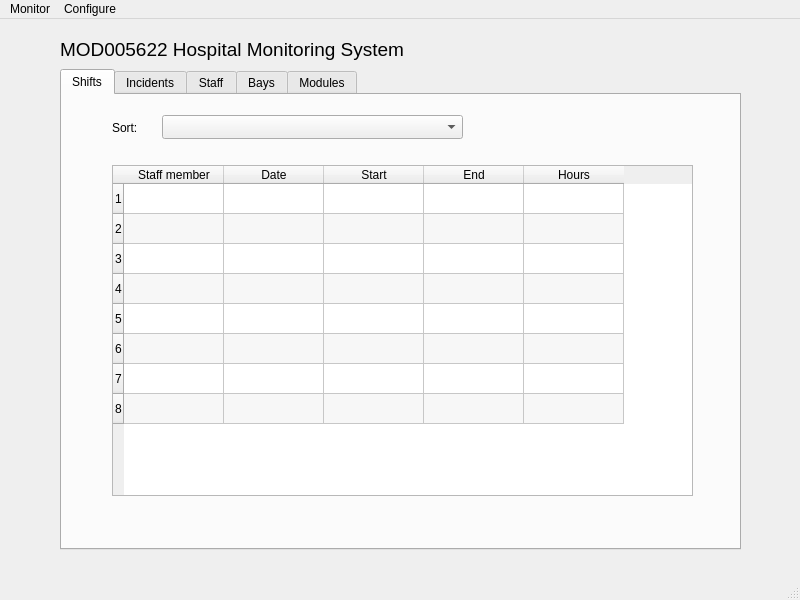
Qt form src/files/mainwindow.ui (ZaxterB/Hospital) before a commit.
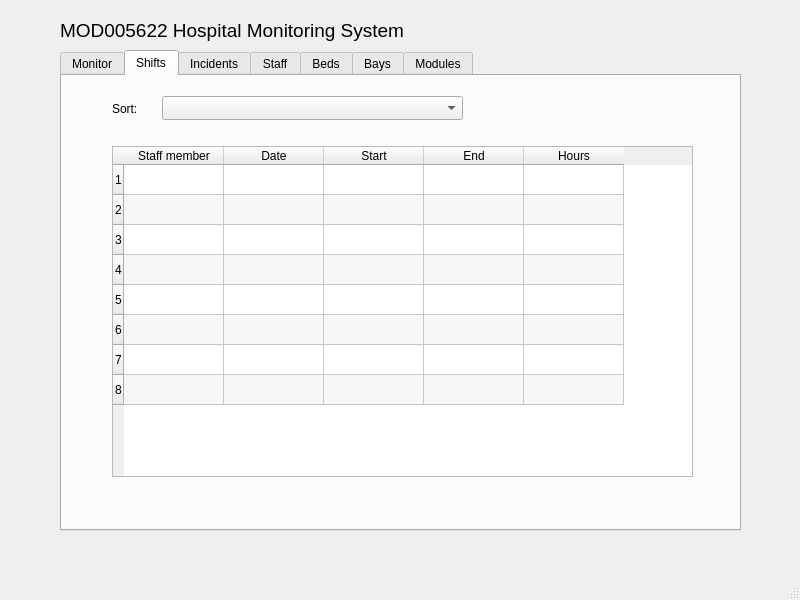
The same form after that commit.

Commit message: refactoring to create main window

```diff
--- a/src/files/mainwindow.ui
+++ b/src/files/mainwindow.ui
@@ -23,9 +23,17 @@
       <height>481</height>
      </rect>
     </property>
+    <property name="tabPosition">
+     <enum>QTabWidget::North</enum>
+    </property>
     <property name="currentIndex">
      <number>0</number>
     </property>
+    <widget class="QWidget" name="tabMonitor">
+     <attribute name="title">
+      <string>Monitor</string>
+     </attribute>
+    </widget>
     <widget class="QWidget" name="tabShifts">
      <attribute name="title">
       <string>Shifts</string>
@@ -265,7 +273,12 @@
       </column>
      </widget>
     </widget>
-    <widget class="QWidget" name="tab_3">
+    <widget class="QWidget" name="tabBeds">
+     <attribute name="title">
+      <string>Beds</string>
+     </attribute>
+    </widget>
+    <widget class="QWidget" name="tabBays">
      <attribute name="title">
       <string>Bays</string>
      </attribute>
@@ -422,28 +435,6 @@
    </widget>
   </widget>
   <widget class="QStatusBar" name="statusbar"/>
-  <widget class="QMenuBar" name="menubar">
-   <property name="geometry">
-    <rect>
-     <x>0</x>
-     <y>0</y>
-     <width>800</width>
-     <height>21</height>
-    </rect>
-   </property>
-   <widget class="QMenu" name="menuMOD005622_Hospital_Monitoring_System">
-    <property name="title">
-     <string>Monitor</string>
-    </property>
-   </widget>
-   <widget class="QMenu" name="menuConfigure">
-    <property name="title">
-     <string>Configure</string>
-    </property>
-   </widget>
-   <addaction name="menuMOD005622_Hospital_Monitoring_System"/>
-   <addaction name="menuConfigure"/>
-  </widget>
  </widget>
  <resources/>
  <connections/>
```
Left out of the diff: 2 changed lines with no effect on the pictures. The commit also changes 3 other files.
